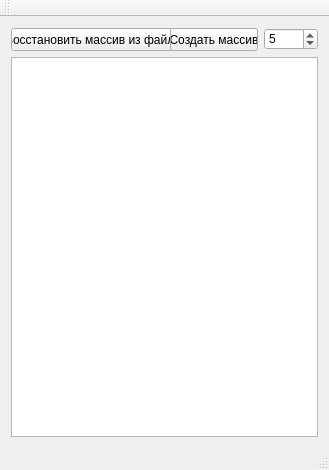
Qt form mainwindow.ui (MZKey/RandArray) before a commit.
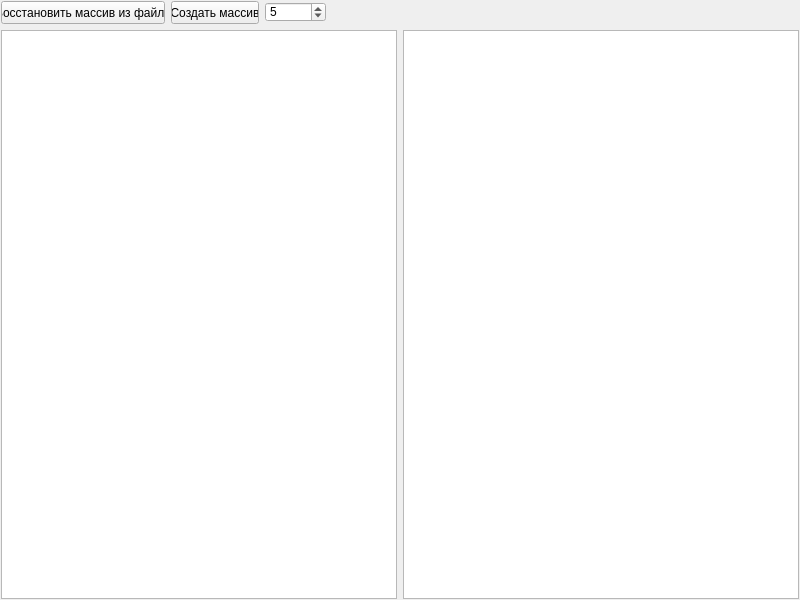
The same form after that commit.

The edit to the form file:
```diff
--- a/mainwindow.ui
+++ b/mainwindow.ui
@@ -6,20 +6,32 @@
    <rect>
     <x>0</x>
     <y>0</y>
-    <width>329</width>
-    <height>470</height>
+    <width>800</width>
+    <height>600</height>
    </rect>
   </property>
+  <property name="sizePolicy">
+   <sizepolicy hsizetype="Maximum" vsizetype="Maximum">
+    <horstretch>0</horstretch>
+    <verstretch>0</verstretch>
+   </sizepolicy>
+  </property>
   <property name="minimumSize">
    <size>
-    <width>329</width>
-    <height>470</height>
+    <width>800</width>
+    <height>600</height>
    </size>
   </property>
   <property name="maximumSize">
    <size>
-    <width>329</width>
-    <height>470</height>
+    <width>1280</width>
+    <height>720</height>
+   </size>
+  </property>
+  <property name="baseSize">
+   <size>
+    <width>800</width>
+    <height>600</height>
    </size>
   </property>
   <property name="windowTitle">
@@ -28,15 +40,27 @@
   <widget class="QWidget" name="centralWidget">
    <property name="maximumSize">
     <size>
-     <width>1280</width>
-     <height>720</height>
+     <width>1920</width>
+     <height>1080</height>
     </size>
    </property>
    <layout class="QVBoxLayout" name="verticalLayout">
+    <property name="leftMargin">
+     <number>1</number>
+    </property>
+    <property name="topMargin">
+     <number>1</number>
+    </property>
+    <property name="rightMargin">
+     <number>1</number>
+    </property>
+    <property name="bottomMargin">
+     <number>1</number>
+    </property>
     <item>
-     <layout class="QHBoxLayout" name="horizontalLayout">
+     <layout class="QHBoxLayout" name="horizontalLayout_2">
       <item>
-       <widget class="QPushButton" name="pushButton_2">
+       <widget class="QPushButton" name="restoreArrBtn">
         <property name="minimumSize">
          <size>
           <width>164</width>
@@ -52,10 +76,16 @@
         <property name="text">
          <string>Восстановить массив из файла</string>
         </property>
+        <property name="default">
+         <bool>false</bool>
+        </property>
+        <property name="flat">
+         <bool>false</bool>
+        </property>
        </widget>
       </item>
       <item>
-       <widget class="QPushButton" name="pushButton">
+       <widget class="QPushButton" name="createArrBtn">
         <property name="maximumSize">
          <size>
           <width>88</width>
@@ -65,37 +95,69 @@
         <property name="text">
          <string>Создать массив</string>
         </property>
+        <property name="default">
+         <bool>false</bool>
+        </property>
        </widget>
       </item>
       <item>
        <widget class="QSpinBox" name="spinBox">
+        <property name="enabled">
+         <bool>true</bool>
+        </property>
+        <property name="minimumSize">
+         <size>
+          <width>61</width>
+          <height>20</height>
+         </size>
+        </property>
         <property name="maximumSize">
          <size>
           <width>61</width>
-          <height>22</height>
+          <height>20</height>
          </size>
         </property>
         <property name="maximum">
-         <number>9999</number>
+         <number>10000</number>
         </property>
         <property name="value">
          <number>5</number>
         </property>
        </widget>
       </item>
+      <item>
+       <spacer name="horizontalSpacer">
+        <property name="orientation">
+         <enum>Qt::Horizontal</enum>
+        </property>
+        <property name="sizeHint" stdset="0">
+         <size>
+          <width>13</width>
+          <height>17</height>
+         </size>
+        </property>
+       </spacer>
+      </item>
      </layout>
     </item>
     <item>
-     <widget class="QTextEdit" name="textEdit">
-      <property name="font">
-       <font>
-        <pointsize>12</pointsize>
-       </font>
-      </property>
-      <property name="readOnly">
-       <bool>true</bool>
-      </property>
-     </widget>
+     <layout class="QHBoxLayout" name="horizontalLayout">
+      <item>
+       <widget class="QTableWidget" name="tableWidget"/>
+      </item>
+      <item>
+       <widget class="QTextEdit" name="textEdit">
+        <property name="font">
+         <font>
+          <pointsize>12</pointsize>
+         </font>
+        </property>
+        <property name="readOnly">
+         <bool>true</bool>
+        </property>
+       </widget>
+      </item>
+     </layout>
     </item>
    </layout>
   </widget>
@@ -109,20 +171,6 @@
     </rect>
    </property>
   </widget>
-  <widget class="QToolBar" name="mainToolBar">
-   <attribute name="toolBarArea">
-    <enum>TopToolBarArea</enum>
-   </attribute>
-   <attribute name="toolBarBreak">
-    <bool>false</bool>
-   </attribute>
-  </widget>
-  <widget class="QStatusBar" name="statusBar"/>
-  <action name="actionOpen">
-   <property name="text">
-    <string>Open...</string>
-   </property>
-  </action>
  </widget>
  <layoutdefault spacing="6" margin="11"/>
  <resources/>
```
Left out of the diff: 2 changed lines with no effect on the pictures.
